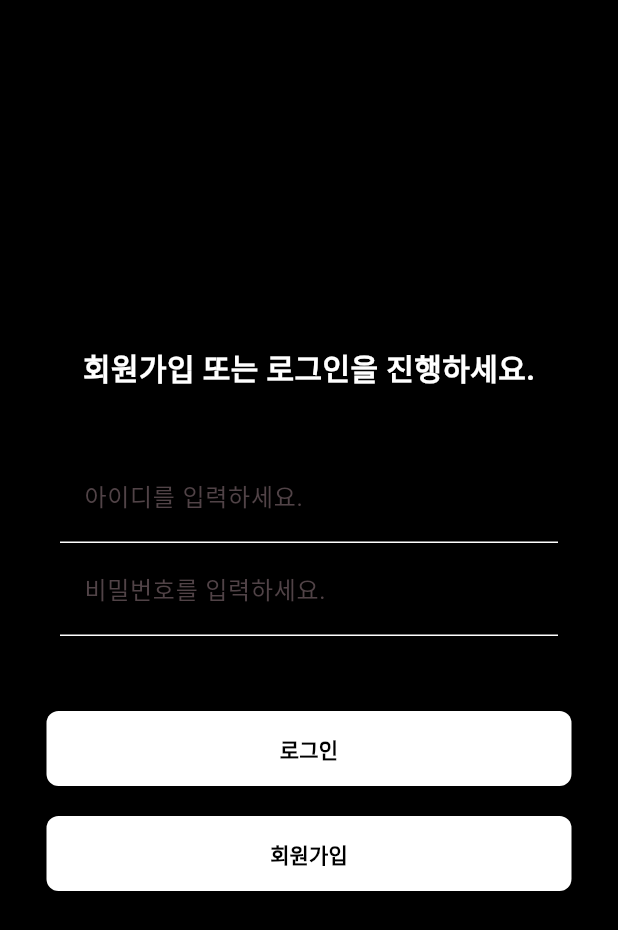
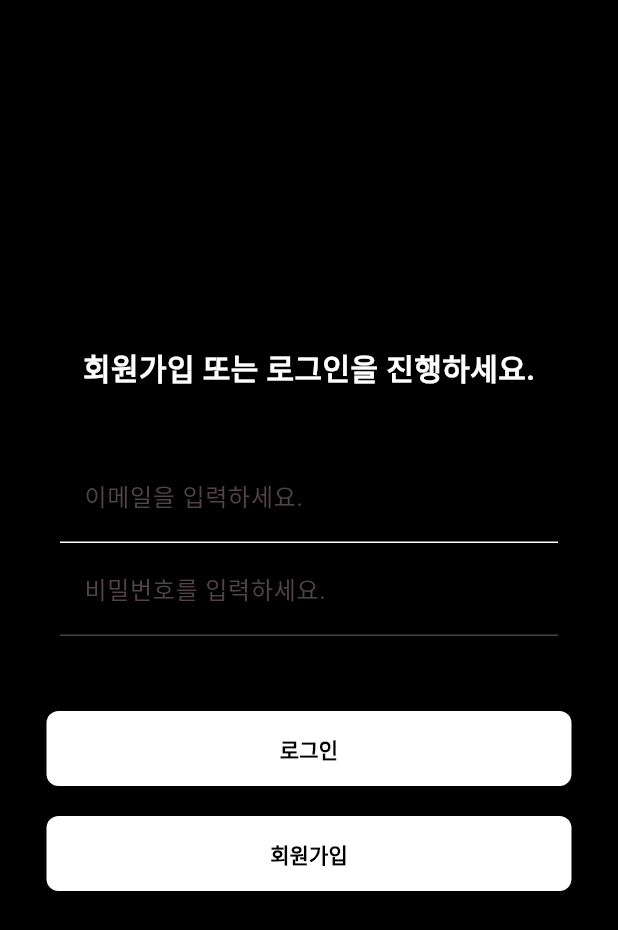
Before and after one commit to gihongjo/text_app_toy, a Flutter app: the screen it shows after launch, on a phone screen of 412 x 824 dp. Shown: the top 930 px of the screen. Run offline on Flutter 3.47's test engine with Material 3 defaults, Android fonts, the light colour scheme and no system bars; our stand-ins replace firebase_core, image_picker; accounts and stored records are empty.

Commit message:
로그인 기능 구현 요망

```diff
--- a/lib/join.dart
+++ b/lib/join.dart
@@ -34,13 +34,23 @@ class join_state extends State<join> {
           child: SingleChildScrollView(
             child: Column(
               children: [
-                const Text_Field(labelText: '이름을 입력하세요.', hintText: '이름'),
                 const Text_Field(
-                    labelText: '휴대폰 번호를 입력하세요.', hintText: '휴대폰 번호'),
-                const Text_Field(labelText: '아이디를 입력하세요.', hintText: '아이디'),
-                const Text_Field(labelText: '비밀번호를 입력하세요.', hintText: '비밀번호'),
+                  labelText: '이름을 입력하세요.',
+                  hintText: '이름',
+                  choice: 0,
+                ),
                 const Text_Field(
-                    labelText: '비밀번호를 재입력하세요.', hintText: '비밀번호 확인'),
+                    labelText: '이메일을 입력하세요.', hintText: '이메일', choice: 1),
+                const Text_Field(
+                  labelText: '비밀번호를 입력하세요.',
+                  hintText: '비밀번호',
+                  choice: 2,
+                ),
+                const Text_Field(
+                  labelText: '비밀번호를 재입력하세요.',
+                  hintText: '비밀번호 확인',
+                  choice: 2,
+                ),
                 const SizedBox(
                   height: 100,
                 ),
--- a/lib/login.dart
+++ b/lib/login.dart
@@ -16,6 +16,18 @@ class login extends StatefulWidget {
 }
 
 class login_state extends State<login> {
+  String userEmail = '';
+  String userPassWord = '';
+
+  final _formkey = GlobalKey<FormState>();
+
+  void _tryValidation() {
+    final isValid = _formkey.currentState!.validate();
+    if (isValid) {
+      _formkey.currentState!.save();
+    }
+  }
+
   @override
   Widget build(BuildContext context) {
     return MaterialApp(
@@ -42,8 +54,70 @@ class login_state extends State<login> {
               ),
             ),
             const SizedBox(height: 40),
-            const Text_Field(labelText: '아이디를 입력하세요.', hintText: '아이디'),
-            const Text_Field(labelText: '비밀번호를 입력하세요.', hintText: '비밀번호'),
+            Container(
+              padding: const EdgeInsets.only(
+                left: 40,
+                right: 40,
+              ),
+              child: Column(
+                children: [
+                  TextFormField(
+                    validator: (value) {
+                      if (value!.isEmpty || value.contains('@')) {
+                        return '알맞은 이메일 형식을 입력하세요';
+                      }
+                      return null;
+                    },
+                    onSaved: (value) {
+                      userEmail = value!;
+                    },
+                    onChanged: (value) {
+                      userEmail = value;
+                    },
+                    style: const TextStyle(fontSize: 20, color: Colors.white),
+                    textAlign: TextAlign.left,
+                    decoration: const InputDecoration(
+                      enabledBorder: UnderlineInputBorder(
+                        borderSide: BorderSide(color: Colors.white),
+                      ),
+                      fillColor: Colors.black,
+                      filled: true,
+                      labelText: '이메일을 입력하세요.',
+                      hintText: 'E-mail',
+                      hintStyle: TextStyle(color: Colors.grey),
+                    ),
+                  ),
+                  TextFormField(
+                    validator: (value) {
+                      if (value!.isEmpty || value.length < 4) {
+                        return '비밀번호는 4글자 이상입니다.';
+                      }
+                      return null;
+                    },
+                    onSaved: (value) {
+                      userPassWord = value!;
+                    },
+                    onChanged: (value) {
+                      userPassWord = value;
+                    },
+                    style: const TextStyle(fontSize: 20, color: Colors.white),
+                    textAlign: TextAlign.left,
+                    decoration: const InputDecoration(
+                      enabledBorder: UnderlineInputBorder(
+                        borderSide:
+                            BorderSide(color: Color.fromARGB(255, 69, 69, 69)),
+                      ),
+                      fillColor: Colors.black,
+                      filled: true,
+                      labelText: '비밀번호를 입력하세요.',
+                      hintText: 'Password',
+                      hintStyle:
+                          TextStyle(color: Color.fromARGB(255, 69, 69, 69)),
+                    ),
+                  ),
+                ],
+              ),
+            ),
             const SizedBox(
               height: 50,
             ),
--- a/lib/main_control.dart
+++ b/lib/main_control.dart
@@ -1,4 +1,6 @@
+import 'package:firebase_core/firebase_core.dart';
 import 'package:flutter/material.dart';
+import 'package:text_app_toy/firebase_options.dart';
 import 'package:text_app_toy/join.dart';
 import 'Intro_screen.dart';
 import 'main_screen.dart';
@@ -6,7 +8,13 @@ import 'login.dart';
 import 'bottom_navigationbar.dart';
 
 //d
-void main() {
+void main() async {
+  WidgetsFlutterBinding
+      .ensureInitialized(); //플러터에서 파이어베이스를 사용하기 위해 매인메소드 안에서 비동기방식을 사용하기 위해 사용하는 함수
+  await Firebase.initializeApp(
+    options: DefaultFirebaseOptions.currentPlatform,
+  ); //위와 동일
+
   runApp(const main_control());
 }
 
--- a/pubspec.yaml
+++ b/pubspec.yaml
@@ -38,6 +38,7 @@ dependencies:
   image_picker: ^1.0.4
   url_launcher: ^6.2.1
   firebase_auth: ^4.12.1
+  firebase_core: ^2.21.0
 
 dev_dependencies:
   flutter_test:
```
Also changed, not shown: lib/text_field_join.dart (+10 -2 lines), lib/firebase_options.dart (added), pubspec.lock, 3 other files.
